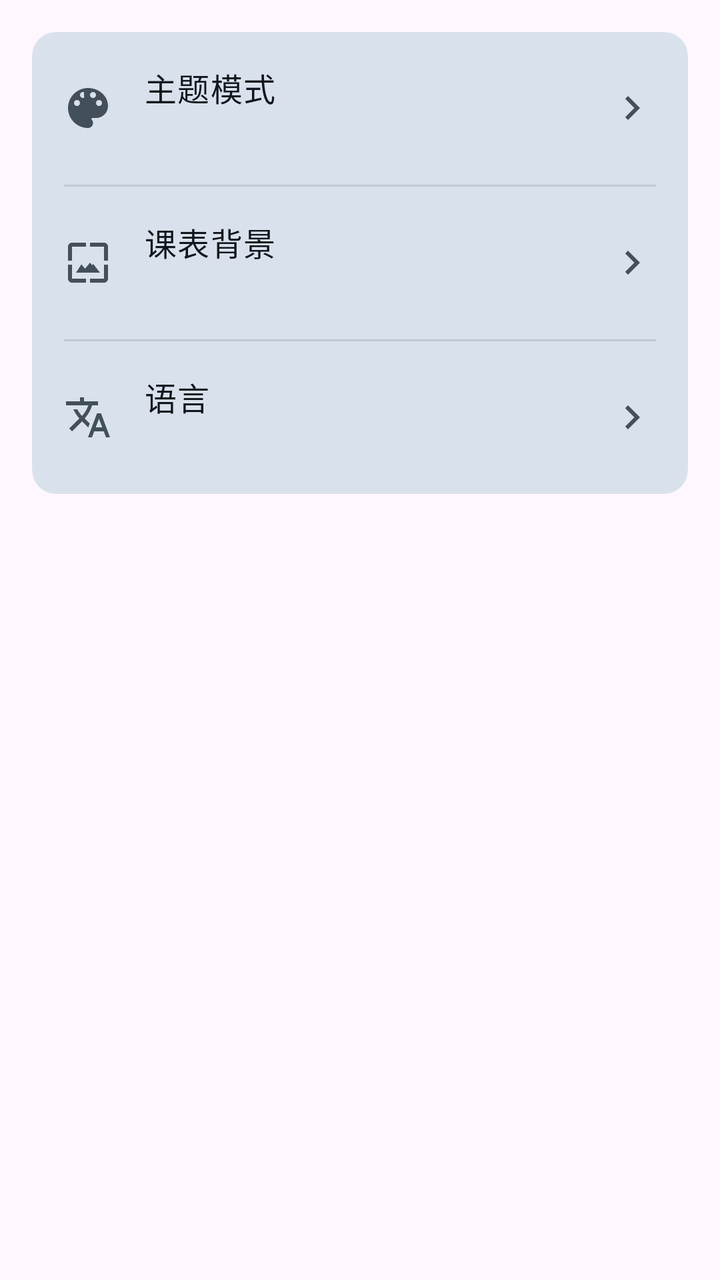
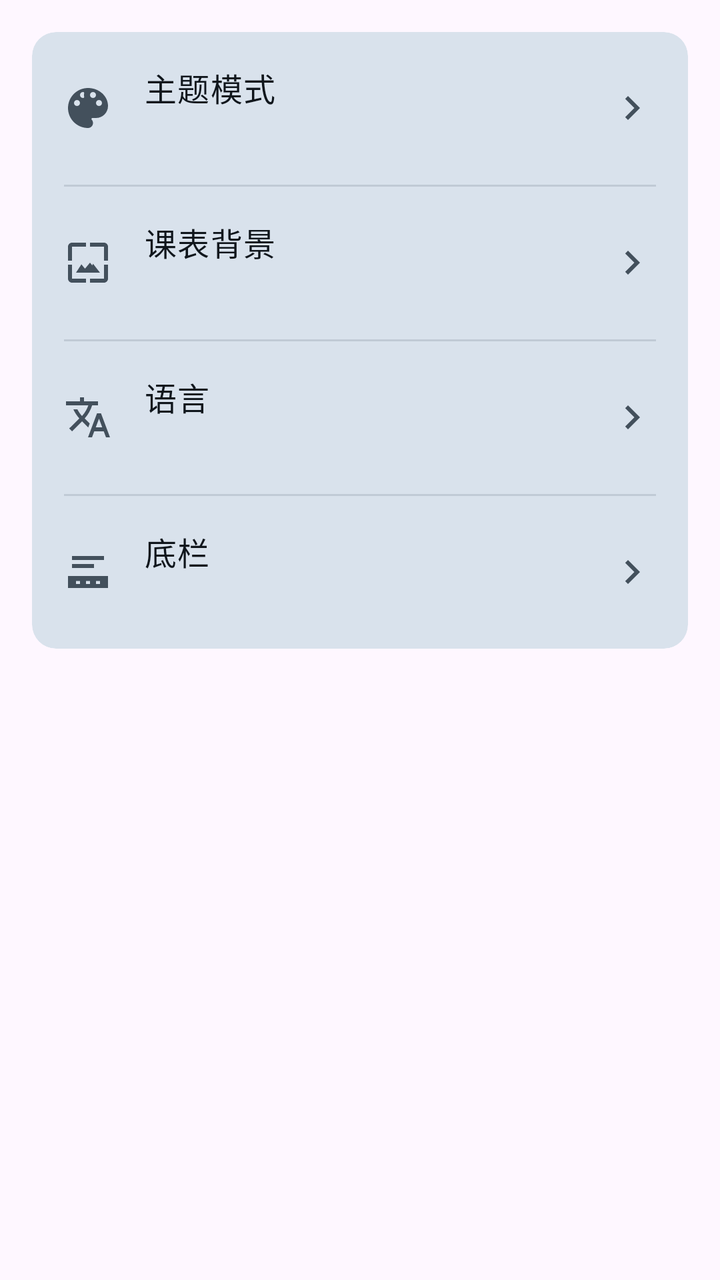

Before-and-after screenshots of an Android layout around one commit, followed by the original layout XML and the change that was made.
<!-- AndroidManifest.xml: application theme Theme.LanhangLite -->
<!-- res/layout/view_settings_appearance.xml -->
<?xml version="1.0" encoding="utf-8"?>
<LinearLayout xmlns:android="http://schemas.android.com/apk/res/android"
    xmlns:app="http://schemas.android.com/apk/res-auto"
    android:layout_width="match_parent"
    android:layout_height="wrap_content"
    android:orientation="vertical"
    android:paddingStart="@dimen/screen_padding_h"
    android:paddingTop="@dimen/screen_padding_h"
    android:paddingEnd="@dimen/screen_padding_h"
    android:paddingBottom="@dimen/content_padding_bottom_bare">

    <com.google.android.material.card.MaterialCardView
        style="@style/Widget.Lanhang.Card"
        android:layout_width="match_parent"
        android:layout_height="wrap_content">

        <LinearLayout
            android:layout_width="match_parent"
            android:layout_height="wrap_content"
            android:orientation="vertical">

            <LinearLayout
                android:id="@+id/rowTheme"
                android:layout_width="match_parent"
                android:layout_height="wrap_content"
                android:background="?attr/selectableItemBackground"
                android:clickable="true"
                android:focusable="true"
                android:gravity="center_vertical"
                android:minHeight="@dimen/list_item_height_two_line"
                android:orientation="horizontal"
                android:paddingStart="@dimen/card_padding"
                android:paddingTop="@dimen/space_lg"
                android:paddingEnd="@dimen/card_padding"
                android:paddingBottom="@dimen/space_lg">

                <ImageView
                    android:layout_width="@dimen/icon_lg"
                    android:layout_height="@dimen/icon_lg"
                    android:contentDescription="@null"
                    android:src="@drawable/ic_palette"
                    app:tint="?attr/colorOnSurfaceVariant" />

                <LinearLayout
                    android:layout_width="0dp"
                    android:layout_height="wrap_content"
                    android:layout_marginStart="@dimen/list_icon_gap"
                    android:layout_weight="1"
                    android:orientation="vertical">

                    <TextView
                        android:layout_width="wrap_content"
                        android:layout_height="wrap_content"
                        android:text="@string/settings_theme"
                        android:textAppearance="@style/TextAppearance.Lanhang.BodyLarge"
                        android:textColor="?attr/colorOnSurface" />

                    
                    <TextView
                        android:id="@+id/tvThemeSummary"
                        android:layout_width="wrap_content"
                        android:layout_height="wrap_content"
                        android:layout_marginTop="@dimen/space_xxs"
                        android:ellipsize="end"
                        android:maxLines="1"
                        android:textAppearance="@style/TextAppearance.Lanhang.BodyMedium"
                        android:textColor="?attr/colorOnSurfaceVariant" />
                </LinearLayout>

                <ImageView
                    android:layout_width="@dimen/icon_lg"
                    android:layout_height="@dimen/icon_lg"
                    android:contentDescription="@null"
                    android:src="@drawable/ic_chevron_right"
                    app:tint="?attr/colorOnSurfaceVariant" />
            </LinearLayout>

            <View
                android:layout_width="match_parent"
                android:layout_height="@dimen/divider_thickness"
                android:layout_marginStart="@dimen/card_padding"
                android:layout_marginEnd="@dimen/card_padding"
                android:background="?attr/colorOutlineVariant" />

            <LinearLayout
                android:id="@+id/rowScheduleBackground"
                android:layout_width="match_parent"
                android:layout_height="wrap_content"
                android:background="?attr/selectableItemBackground"
                android:clickable="true"
                android:focusable="true"
                android:gravity="center_vertical"
                android:minHeight="@dimen/list_item_height_two_line"
                android:orientation="horizontal"
                android:paddingStart="@dimen/card_padding"
                android:paddingTop="@dimen/space_lg"
                android:paddingEnd="@dimen/card_padding"
                android:paddingBottom="@dimen/space_lg">

                <ImageView
                    android:layout_width="@dimen/icon_lg"
                    android:layout_height="@dimen/icon_lg"
                    android:contentDescription="@null"
                    android:src="@drawable/ic_wallpaper"
                    app:tint="?attr/colorOnSurfaceVariant" />

                <LinearLayout
                    android:layout_width="0dp"
                    android:layout_height="wrap_content"
                    android:layout_marginStart="@dimen/list_icon_gap"
                    android:layout_weight="1"
                    android:orientation="vertical">

                    <TextView
                        android:layout_width="wrap_content"
                        android:layout_height="wrap_content"
                        android:text="@string/settings_schedule_background"
                        android:textAppearance="@style/TextAppearance.Lanhang.BodyLarge"
                        android:textColor="?attr/colorOnSurface" />

                    <TextView
                        android:id="@+id/tvScheduleBackgroundSummary"
                        android:layout_width="wrap_content"
                        android:layout_height="wrap_content"
                        android:layout_marginTop="@dimen/space_xxs"
                        android:ellipsize="end"
                        android:maxLines="1"
                        android:textAppearance="@style/TextAppearance.Lanhang.BodyMedium"
                        android:textColor="?attr/colorOnSurfaceVariant" />
                </LinearLayout>

                <ImageView
                    android:layout_width="@dimen/icon_lg"
                    android:layout_height="@dimen/icon_lg"
                    android:contentDescription="@null"
                    android:src="@drawable/ic_chevron_right"
                    app:tint="?attr/colorOnSurfaceVariant" />
            </LinearLayout>

            <View
                android:layout_width="match_parent"
                android:layout_height="@dimen/divider_thickness"
                android:layout_marginStart="@dimen/card_padding"
                android:layout_marginEnd="@dimen/card_padding"
                android:background="?attr/colorOutlineVariant" />

            <LinearLayout
                android:id="@+id/rowLanguage"
                android:layout_width="match_parent"
                android:layout_height="wrap_content"
                android:background="?attr/selectableItemBackground"
                android:clickable="true"
                android:focusable="true"
                android:gravity="center_vertical"
                android:minHeight="@dimen/list_item_height_two_line"
                android:orientation="horizontal"
                android:paddingStart="@dimen/card_padding"
                android:paddingTop="@dimen/space_lg"
                android:paddingEnd="@dimen/card_padding"
                android:paddingBottom="@dimen/space_lg">

                <ImageView
                    android:layout_width="@dimen/icon_lg"
                    android:layout_height="@dimen/icon_lg"
                    android:contentDescription="@null"
                    android:src="@drawable/ic_translate"
                    app:tint="?attr/colorOnSurfaceVariant" />

                <LinearLayout
                    android:layout_width="0dp"
                    android:layout_height="wrap_content"
                    android:layout_marginStart="@dimen/list_icon_gap"
                    android:layout_weight="1"
                    android:orientation="vertical">

                    <TextView
                        android:layout_width="wrap_content"
                        android:layout_height="wrap_content"
                        android:text="@string/settings_language"
                        android:textAppearance="@style/TextAppearance.Lanhang.BodyLarge"
                        android:textColor="?attr/colorOnSurface" />

                    <TextView
                        android:id="@+id/tvLanguageSummary"
                        android:layout_width="wrap_content"
                        android:layout_height="wrap_content"
                        android:layout_marginTop="@dimen/space_xxs"
                        android:ellipsize="end"
                        android:maxLines="1"
                        android:textAppearance="@style/TextAppearance.Lanhang.BodyMedium"
                        android:textColor="?attr/colorOnSurfaceVariant" />
                </LinearLayout>

                <ImageView
                    android:layout_width="@dimen/icon_lg"
                    android:layout_height="@dimen/icon_lg"
                    android:contentDescription="@null"
                    android:src="@drawable/ic_chevron_right"
                    app:tint="?attr/colorOnSurfaceVariant" />
            </LinearLayout>
        </LinearLayout>
    </com.google.android.material.card.MaterialCardView>
</LinearLayout>
<!-- resources referenced by this layout -->
<resources>
  <dimen name="card_padding">16dp</dimen>
  <dimen name="content_padding_bottom_bare">32dp</dimen>
  <dimen name="divider_thickness">1dp</dimen>
  <dimen name="icon_lg">24dp</dimen>
  <dimen name="list_icon_gap">16dp</dimen>
  <dimen name="list_item_height_two_line">72dp</dimen>
  <dimen name="screen_padding_h">16dp</dimen>
  <dimen name="space_lg">16dp</dimen>
  <dimen name="space_xxs">2dp</dimen>
  <!-- drawable ic_chevron_right (drawable) -->
  <?xml version="1.0" encoding="utf-8"?>
  <vector xmlns:android="http://schemas.android.com/apk/res/android"
      android:width="24dp"
      android:height="24dp"
      android:viewportWidth="24"
      android:viewportHeight="24"
      android:tint="?attr/colorControlNormal">
      <path
          android:fillColor="@android:color/white"
          android:pathData="M10,6L8.59,7.41 13.17,12l-4.58,4.59L10,18l6,-6z" />
  </vector>
  <!-- drawable ic_wallpaper (drawable) -->
  <?xml version="1.0" encoding="utf-8"?>
  <vector xmlns:android="http://schemas.android.com/apk/res/android"
      android:width="24dp"
      android:height="24dp"
      android:viewportWidth="24"
      android:viewportHeight="24">
      <path
          android:fillColor="#FF000000"
          android:pathData="M4,4h7V2H4C2.9,2 2,2.9 2,4v7h2V4zM20,4v7h2V4c0,-1.1 -0.9,-2 -2,-2h-7v2h7zM20,20h-7v2h7c1.1,0 2,-0.9 2,-2v-7h-2v7zM4,20v-7H2v7c0,1.1 0.9,2 2,2h7v-2H4zM15.5,15l-2.5,-3.01L10.5,15l-1.8,-2.17L6,17h12l-3.5,-4.5l-1,2.5z" />
  </vector>
  <string name="settings_language">语言</string>
  <string name="settings_schedule_background">课表背景</string>
  <string name="settings_theme">主题模式</string>
  <style name="TextAppearance.Lanhang.BodyLarge" parent="TextAppearance.Material3.BodyLarge">
          <item name="android:textSize">@dimen/text_body_large</item>
      </style>
  <style name="TextAppearance.Lanhang.BodyMedium" parent="TextAppearance.Material3.BodyMedium">
          <item name="android:textSize">@dimen/text_body_medium</item>
      </style>
  <style name="Widget.Lanhang.Card" parent="Widget.Material3.CardView.Filled" />
  <style name="Theme.LanhangLite" parent="Base.Theme.LanhangLite" />
  <dimen name="text_body_large">16sp</dimen>
  <dimen name="text_body_medium">14sp</dimen>
  <color name="primary">#084168</color>
  <color name="on_primary">#FFFFFFFF</color>
  <color name="primary_container">#D4E9F7</color>
  <color name="on_primary_container">#052F4A</color>
  <color name="secondary_container">#D4E9F7</color>
  <color name="on_secondary_container">#052F4A</color>
  <color name="surface">#F7F9FC</color>
  <color name="surface_container_lowest">#FFFFFF</color>
  <color name="surface_container_low">#F0F4F9</color>
  <color name="surface_container">#EAF0F6</color>
  <color name="surface_container_high">#E1E9F1</color>
  <color name="surface_container_highest">#D9E2EC</color>
  <color name="surface_variant">#DCE5EE</color>
  <color name="on_surface">#10161C</color>
  <color name="on_surface_variant">#43505C</color>
  <color name="outline">#6F7C89</color>
  <color name="outline_variant">#C0CAD5</color>
  <!-- unchanged entries left out for length: 3 -->
</resources>

<!-- the commit's change to res/layout/view_settings_appearance.xml (unified diff, before → after) -->
@@ -198,6 +198,69 @@
                     android:src="@drawable/ic_chevron_right"
                     app:tint="?attr/colorOnSurfaceVariant" />
             </LinearLayout>
+
+            <View
+                android:layout_width="match_parent"
+                android:layout_height="@dimen/divider_thickness"
+                android:layout_marginStart="@dimen/card_padding"
+                android:layout_marginEnd="@dimen/card_padding"
+                android:background="?attr/colorOutlineVariant" />
+
+            
+            <LinearLayout
+                android:id="@+id/rowBottomBar"
+                android:layout_width="match_parent"
+                android:layout_height="wrap_content"
+                android:background="?attr/selectableItemBackground"
+                android:clickable="true"
+                android:focusable="true"
+                android:gravity="center_vertical"
+                android:minHeight="@dimen/list_item_height_two_line"
+                android:orientation="horizontal"
+                android:paddingStart="@dimen/card_padding"
+                android:paddingTop="@dimen/space_lg"
+                android:paddingEnd="@dimen/card_padding"
+                android:paddingBottom="@dimen/space_lg">
+
+                <ImageView
+                    android:layout_width="@dimen/icon_lg"
+                    android:layout_height="@dimen/icon_lg"
+                    android:contentDescription="@null"
+                    android:src="@drawable/ic_bottom_nav"
+                    app:tint="?attr/colorOnSurfaceVariant" />
+
+                <LinearLayout
+                    android:layout_width="0dp"
+                    android:layout_height="wrap_content"
+                    android:layout_marginStart="@dimen/list_icon_gap"
+                    android:layout_weight="1"
+                    android:orientation="vertical">
+
+                    <TextView
+                        android:layout_width="wrap_content"
+                        android:layout_height="wrap_content"
+                        android:text="@string/settings_bottom_bar"
+                        android:textAppearance="@style/TextAppearance.Lanhang.BodyLarge"
+                        android:textColor="?attr/colorOnSurface" />
+
+                    <TextView
+                        android:id="@+id/tvBottomBarSummary"
+                        android:layout_width="wrap_content"
+                        android:layout_height="wrap_content"
+                        android:layout_marginTop="@dimen/space_xxs"
+                        android:ellipsize="end"
+                        android:maxLines="1"
+                        android:textAppearance="@style/TextAppearance.Lanhang.BodyMedium"
+                        android:textColor="?attr/colorOnSurfaceVariant" />
+                </LinearLayout>
+
+                <ImageView
+                    android:layout_width="@dimen/icon_lg"
+                    android:layout_height="@dimen/icon_lg"
+                    android:contentDescription="@null"
+                    android:src="@drawable/ic_chevron_right"
+                    app:tint="?attr/colorOnSurfaceVariant" />
+            </LinearLayout>
         </LinearLayout>
     </com.google.android.material.card.MaterialCardView>
 </LinearLayout>
<!-- resource entries referenced after the edit -->
@@ -9,6 +9,18 @@
   <dimen name="screen_padding_h">16dp</dimen>
   <dimen name="space_lg">16dp</dimen>
   <dimen name="space_xxs">2dp</dimen>
+  <!-- drawable ic_bottom_nav (drawable) -->
+  <?xml version="1.0" encoding="utf-8"?>
+  <vector xmlns:android="http://schemas.android.com/apk/res/android"
+      android:width="24dp"
+      android:height="24dp"
+      android:viewportWidth="24"
+      android:viewportHeight="24">
+      <path
+          android:fillColor="#FF000000"
+          android:fillType="evenOdd"
+          android:pathData="M4,4h16v2H4zM4,8h11v2H4zM2,14h20v6H2zM6,16.5h2v1.5H6zM11,16.5h2v1.5h-2zM16,16.5h2v1.5h-2z" />
+  </vector>
   <!-- drawable ic_chevron_right (drawable) -->
   <?xml version="1.0" encoding="utf-8"?>
   <vector xmlns:android="http://schemas.android.com/apk/res/android"
@@ -32,6 +44,7 @@
           android:fillColor="#FF000000"
           android:pathData="M4,4h7V2H4C2.9,2 2,2.9 2,4v7h2V4zM20,4v7h2V4c0,-1.1 -0.9,-2 -2,-2h-7v2h7zM20,20h-7v2h7c1.1,0 2,-0.9 2,-2v-7h-2v7zM4,20v-7H2v7c0,1.1 0.9,2 2,2h7v-2H4zM15.5,15l-2.5,-3.01L10.5,15l-1.8,-2.17L6,17h12l-3.5,-4.5l-1,2.5z" />
   </vector>
+  <string name="settings_bottom_bar">底栏</string>
   <string name="settings_language">语言</string>
   <string name="settings_schedule_background">课表背景</string>
   <string name="settings_theme">主题模式</string>
